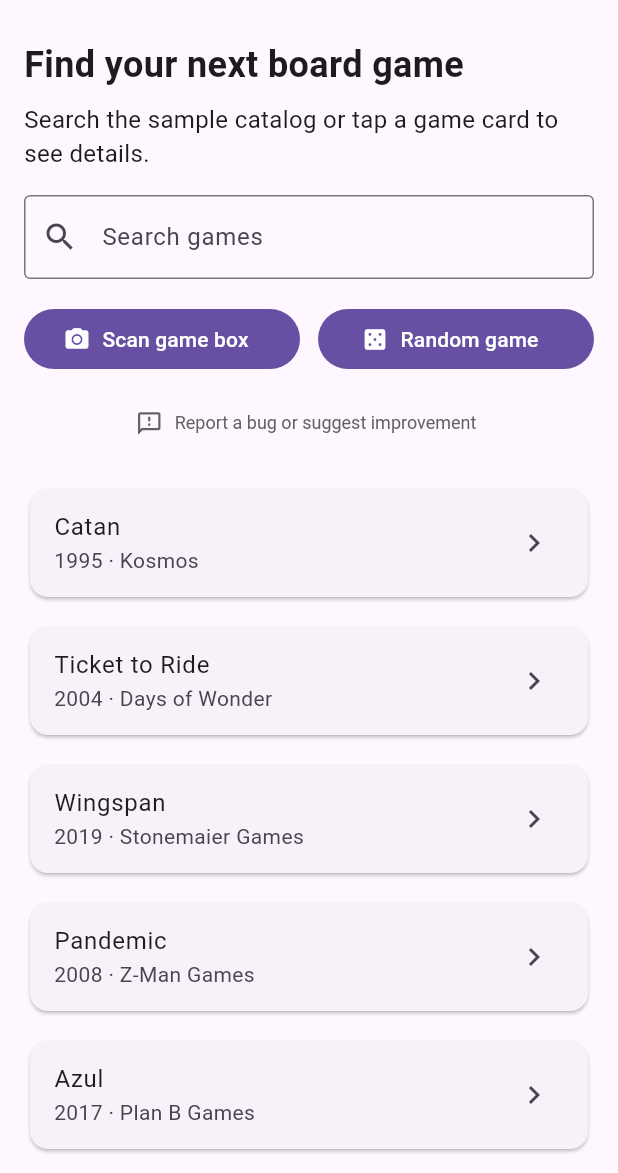
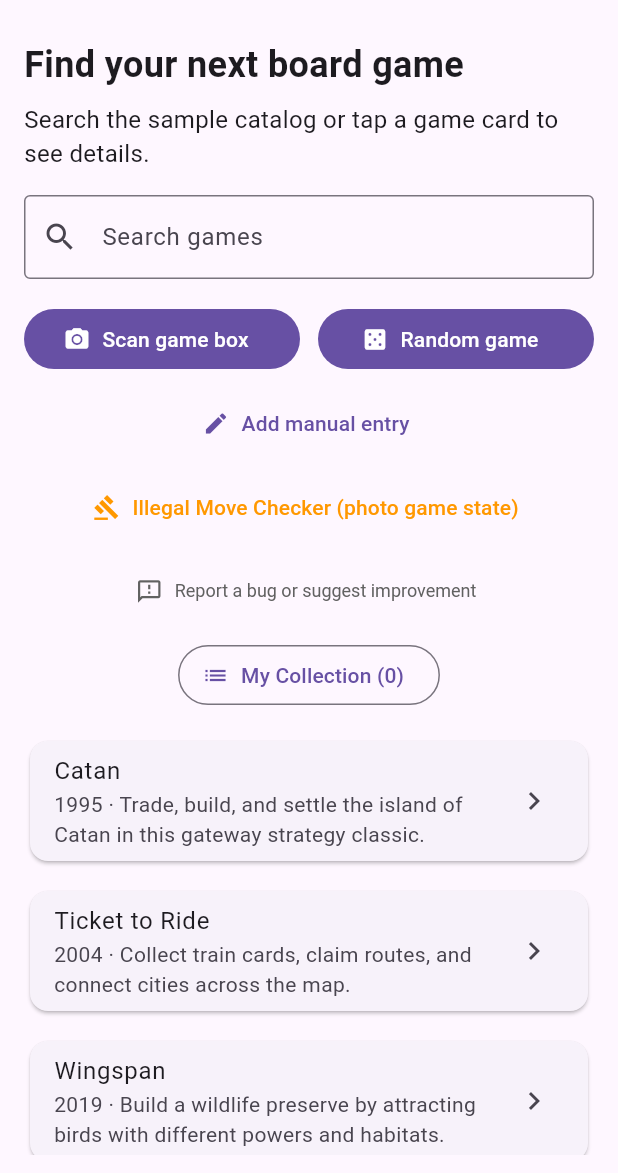
Before and after one commit to Cyberj812/Board-Game-Identification, a Flutter app: the screen it shows after launch, on a phone screen of 412 x 824 dp, the part 63-1236 px from its top. Run offline on Flutter 3.47's test engine with Material 3 defaults, Android fonts, the phone set to English and light mode, and no system bars; our stand-ins replace image_picker.

Commit message:
feat: add digital platforms support, manual entries, my collection, photo collection building, illegal move stub

```diff
--- a/mobile/lib/main.dart
+++ b/mobile/lib/main.dart
@@ -37,20 +37,20 @@
 class _HomePageState extends State<HomePage> {
   String _searchText = '';
   bool _isScanning = false;
+  List<Game> _userCollection = []; // For custom lists and manual entries
 
   final _picker = ImagePicker();
   final _ocr = OcrService();
   final _bgg = BggService();
 
-  List<BoardGame> get _filteredGames {
+  List<Game> get _filteredGames {
     final query = _searchText.toLowerCase();
     if (query.isEmpty) {
       return sampleGames;
     }
     return sampleGames.where((game) {
       return game.name.toLowerCase().contains(query) ||
-          game.publisher.toLowerCase().contains(query) ||
-          game.description.toLowerCase().contains(query);
+          (game.description ?? '').toLowerCase().contains(query);
     }).toList();
   }
 
@@ -94,6 +94,7 @@
       final fullGame = await _bgg.getGameDetails(top.id);
 
       if (fullGame != null && mounted) {
+        _addToCollection(fullGame); // Auto add scanned to collection
         Navigator.push(
           context,
           MaterialPageRoute(
@@ -121,7 +122,7 @@
     Navigator.push(
       context,
       MaterialPageRoute(
-        builder: (_) => _SimpleGameDetail(game: game),
+        builder: (_) => GameDetailPage(game: game),
       ),
     );
   }
@@ -152,6 +153,114 @@
         );
       }
     }
+  }
+
+  void _addToCollection(Game game) {
+    setState(() {
+      if (!_userCollection.any((g) => g.id == game.id)) {
+        _userCollection.add(game);
+      }
+    });
+    ScaffoldMessenger.of(context).showSnackBar(
+      SnackBar(content: Text('${game.name} added to My Collection')),
+    );
+  }
+
+  void _showCollection() {
+    showDialog(
+      context: context,
+      builder: (ctx) => AlertDialog(
+        title: const Text('My Collection'),
+        content: _userCollection.isEmpty
+            ? const Text('No games in collection yet. Scan or add manually!')
+            : SizedBox(
+                width: double.maxFinite,
+                child: ListView.builder(
+                  shrinkWrap: true,
+                  itemCount: _userCollection.length,
+                  itemBuilder: (c, i) {
+                    final g = _userCollection[i];
+                    return ListTile(
+                      title: Text(g.name),
+                      subtitle: Text(g.year),
+                      onTap: () {
+                        Navigator.pop(ctx);
+                        Navigator.push(
+                          context,
+                          MaterialPageRoute(builder: (_) => GameDetailPage(game: g)),
+                        );
+                      },
+                    );
+                  },
+                ),
+              ),
+        actions: [
+          TextButton(onPressed: () => Navigator.pop(ctx), child: const Text('Close')),
+          if (_userCollection.isNotEmpty)
+            TextButton(
+              onPressed: () {
+                setState(() => _userCollection.clear());
+                Navigator.pop(ctx);
+              },
+              child: const Text('Clear'),
+            ),
+        ],
+      ),
+    );
+  }
+
+  void _showManualEntry() {
+    final nameController = TextEditingController();
+    final yearController = TextEditingController();
+    final descController = TextEditingController();
+
+    showDialog(
+      context: context,
+      builder: (ctx) => AlertDialog(
+        title: const Text('Add Manual Entry'),
+        content: Column(
+          mainAxisSize: MainAxisSize.min,
+          children: [
+            TextField(controller: nameController, decoration: const InputDecoration(labelText: 'Game Name')),
+            TextField(controller: yearController, decoration: const InputDecoration(labelText: 'Year')),
+            TextField(controller: descController, decoration: const InputDecoration(labelText: 'Description')),
+          ],
+        ),
+        actions: [
+          TextButton(onPressed: () => Navigator.pop(ctx), child: const Text('Cancel')),
+          FilledButton(
+            onPressed: () {
+              if (nameController.text.isNotEmpty) {
+                final manual = Game(
+                  id: 'manual_${DateTime.now().millisecondsSinceEpoch}',
+                  name: nameController.text,
+                  year: yearController.text,
+                  description: descController.text,
+                );
+                _addToCollection(manual);
+                Navigator.pop(ctx);
+              }
+            },
+            child: const Text('Add'),
+          ),
+        ],
+      ),
+    );
+  }
+
+  void _showIllegalMoveChecker() {
+    showDialog(
+      context: context,
+      builder: (ctx) => AlertDialog(
+        title: const Text('Illegal Move Tracker'),
+        content: const Text(
+          'This feature will let you take a photo of a game board in progress and use computer vision + rules engine to detect illegal moves.\n\nComing in a future release!',
+        ),
+        actions: [
+          TextButton(onPressed: () => Navigator.pop(ctx), child: const Text('OK')),
+        ],
+      ),
+    );
   }
 
   Future<void> _suggestFeature() async {
@@ -259,6 +368,23 @@
               const SizedBox(height: 8),
               Center(
                 child: TextButton.icon(
+                  onPressed: _showManualEntry,
+                  icon: const Icon(Icons.edit),
+                  label: const Text('Add manual entry'),
+                ),
+              ),
+              const SizedBox(height: 8),
+              Center(
+                child: TextButton.icon(
+                  onPressed: _showIllegalMoveChecker,
+                  icon: const Icon(Icons.gavel),
+                  label: const Text('Illegal Move Checker (photo game state)'),
+                  style: TextButton.styleFrom(foregroundColor: Colors.orange),
+                ),
+              ),
+              const SizedBox(height: 8),
+              Center(
+                child: TextButton.icon(
                   onPressed: _openFeedback,
                   icon: const Icon(Icons.feedback_outlined, size: 18),
                   label: const Text('Report a bug or suggest improvement'),
@@ -266,6 +392,14 @@
                     foregroundColor: Colors.grey[700],
                     textStyle: const TextStyle(fontSize: 12),
                   ),
+                ),
+              ),
+              const SizedBox(height: 8),
+              Center(
+                child: OutlinedButton.icon(
+                  onPressed: _showCollection,
+                  icon: const Icon(Icons.list),
+                  label: Text('My Collection (${_userCollection.length})'),
                 ),
               ),
               const SizedBox(height: 16),
@@ -285,11 +419,10 @@
                           return GameCard(
                             game: game,
                             onTap: () {
-                              // Samples use simple detail for demo; scanned use rich
                               Navigator.push(
                                 context,
                                 MaterialPageRoute(
-                                  builder: (_) => _SimpleGameDetail(game: game),
+                                  builder: (_) => GameDetailPage(game: game),
                                 ),
                               );
                             },
@@ -306,7 +439,7 @@
 }
 
 class GameCard extends StatelessWidget {
-  final BoardGame game;
+  final Game game;
   final VoidCallback onTap;
 
   const GameCard({super.key, required this.game, required this.onTap});
@@ -317,7 +450,7 @@
       child: ListTile(
         onTap: onTap,
         title: Text(game.name),
-        subtitle: Text('${game.year} · ${game.publisher}'),
+        subtitle: Text('${game.year} · ${game.description ?? "Board Game"}'),
         trailing: const Icon(Icons.chevron_right),
       ),
     );
@@ -353,6 +486,38 @@
           ),
 
           const SizedBox(height: 24),
+
+          // Add to Collection button
+          ElevatedButton.icon(
+            onPressed: () {
+              // This is called from context of HomePageState? For simplicity, use a global or pass callback.
+              // For demo, show snack. Real impl would use provider.
+              ScaffoldMessenger.of(context).showSnackBar(
+                const SnackBar(content: Text('Added to My Collection (demo)')),
+              );
+            },
+            icon: const Icon(Icons.add),
+            label: const Text('Add to My Collection'),
+          ),
+
+          const SizedBox(height: 16),
+
+          // Digital Play (new feature)
+          if (game.digitalPlatforms.isNotEmpty)
+            _Section(
+              title: 'Digital Play',
+              child: Column(
+                children: game.digitalPlatforms.map((platform) {
+                  return ListTile(
+                    dense: true,
+                    leading: const Icon(Icons.computer),
+                    title: Text(platform.name),
+                    trailing: platform.url != null ? const Icon(Icons.open_in_new) : null,
+                    onTap: platform.url != null ? () => _launch(platform.url!) : null,
+                  );
+                }).toList(),
+              ),
+            ),
 
           // Expansions
           _Section(
@@ -511,76 +676,35 @@
 }
 
 // Simple demo data for browse (limited info)
-const sampleGames = <BoardGame>[
-  BoardGame(
+final sampleGames = <Game>[
+  Game(
+    id: 'sample_catan',
     name: 'Catan',
-    year: 1995,
-    publisher: 'Kosmos',
+    year: '1995',
     description: 'Trade, build, and settle the island of Catan in this gateway strategy classic.',
   ),
-  BoardGame(
+  Game(
+    id: 'sample_ticket',
     name: 'Ticket to Ride',
-    year: 2004,
-    publisher: 'Days of Wonder',
+    year: '2004',
     description: 'Collect train cards, claim routes, and connect cities across the map.',
   ),
-  BoardGame(
+  Game(
+    id: 'sample_wingspan',
     name: 'Wingspan',
-    year: 2019,
-    publisher: 'Stonemaier Games',
+    year: '2019',
     description: 'Build a wildlife preserve by attracting birds with different powers and habitats.',
   ),
-  BoardGame(
+  Game(
+    id: 'sample_pandemic',
     name: 'Pandemic',
-    year: 2008,
-    publisher: 'Z-Man Games',
+    year: '2008',
     description: 'Work together to stop global outbreaks before time runs out.',
   ),
-  BoardGame(
+  Game(
+    id: 'sample_azul',
     name: 'Azul',
-    year: 2017,
-    publisher: 'Plan B Games',
+    year: '2017',
     description: 'Draft tiles and complete patterns to score points in this elegant abstract game.',
   ),
 ];
-
-// For compatibility with sample list (simple version)
-class BoardGame {
-  final String name;
-  final int year;
-  final String publisher;
-  final String description;
-
-  const BoardGame({
-    required this.name,
-    required this.year,
-    required this.publisher,
-    required this.description,
-  });
-}
-
-class _SimpleGameDetail extends StatelessWidget {
-  final BoardGame game;
-
-  const _SimpleGameDetail({super.key, required this.game});
-
-  @override
-  Widget build(BuildContext context) {
-    return Scaffold(
-      appBar: AppBar(title: Text(game.name)),
-      body: Padding(
-        padding: const EdgeInsets.all(16),
-        child: Column(
-          crossAxisAlignment: CrossAxisAlignment.stretch,
-          children: [
-            Text(game.name, style: const TextStyle(fontSize: 26, fontWeight: FontWeight.bold)),
-            const SizedBox(height: 8),
-            Text('${game.publisher} · ${game.year}'),
-            const SizedBox(height: 16),
-            Text(game.description, style: const TextStyle(fontSize: 16)),
-          ],
-        ),
-      ),
-    );
-  }
-}
--- /dev/null
+++ b/mobile/lib/models/game.dart
@@ -0,0 +1,112 @@
+class Game {
+  final String id;
+  final String name;
+  final String year;
+  final int minPlayers;
+  final int maxPlayers;
+  final String playtime;
+  final String minAge;
+  final double? weight;
+  final int? rank;
+  final String? imageUrl;
+  final String? description; // For manual and samples
+  final List<String> categories;
+  final List<String> mechanics;
+  final List<Expansion> expansions;
+  final List<DigitalPlatform> digitalPlatforms; // New: Digital availability
+
+  Game({
+    required this.id,
+    required this.name,
+    this.year = '',
+    this.minPlayers = 0,
+    this.maxPlayers = 0,
+    this.playtime = '',
+    this.minAge = '',
+    this.weight,
+    this.rank,
+    this.imageUrl,
+    this.description,
+    this.categories = const [],
+    this.mechanics = const [],
+    this.expansions = const [],
+    this.digitalPlatforms = const [],
+  });
+
+  String get playerCount {
+    if (minPlayers == 0 && maxPlayers == 0) return '?';
+    if (minPlayers == maxPlayers) return '$minPlayers';
+    return '$minPlayers–$maxPlayers';
+  }
+
+  String get weightString => weight != null ? '${weight!.toStringAsFixed(1)}/5' : '?';
+  String get rankString => rank != null ? '#$rank' : 'Unranked';
+
+  factory Game.fromJson(Map<String, dynamic> json) {
+    return Game(
+      id: json['id'] ?? '',
+      name: json['name'] ?? 'Unknown',
+      year: json['year'] ?? '',
+      minPlayers: json['min_players'] ?? 0,
+      maxPlayers: json['max_players'] ?? 0,
+      playtime: json['playtime'] ?? '',
+      minAge: json['min_age'] ?? '',
+      weight: (json['weight'] as num?)?.toDouble(),
+      rank: json['rank'] as int?,
+      imageUrl: json['image'],
+      description: json['description'],
+      categories: List<String>.from(json['categories'] ?? []),
+      mechanics: List<String>.from(json['mechanics'] ?? []),
+      expansions: (json['expansions'] as List? ?? [])
+          .map((e) => Expansion.fromJson(e))
+          .toList(),
+      digitalPlatforms: (json['digital_platforms'] as List? ?? [])
+          .map((d) => DigitalPlatform.fromJson(d))
+          .toList(),
+    );
+  }
+
+  Map<String, dynamic> toJson() => {
+        'id': id,
+        'name': name,
+        'year': year,
+        'min_players': minPlayers,
+        'max_players': maxPlayers,
+        'playtime': playtime,
+        'min_age': minAge,
+        'weight': weight,
+        'rank': rank,
+        'image': imageUrl,
+        'categories': categories,
+        'mechanics': mechanics,
+        'expansions': expansions.map((e) => e.toJson()).toList(),
+        'digital_platforms': digitalPlatforms.map((d) => d.toJson()).toList(),
+      };
+}
+
+class Expansion {
+  final String id;
+  final String name;
+
+  Expansion({required this.id, required this.name});
+
+  factory Expansion.fromJson(Map<String, dynamic> json) =>
+      Expansion(id: json['id'], name: json['name']);
+
+  Map<String, dynamic> toJson() => {'id': id, 'name': name};
+}
+
+class DigitalPlatform {
+  final String name; // e.g. "Board Game Arena", "Tabletop Simulator", "Steam"
+  final String? url;  // Optional link
+
+  DigitalPlatform({required this.name, this.url});
+
+  factory DigitalPlatform.fromJson(Map<String, dynamic> json) =>
+      DigitalPlatform(name: json['name'], url: json['url']);
+
+  Map<String, dynamic> toJson() => {
+        'name': name,
+        'url': url,
+      };
+}
--- /dev/null
+++ b/mobile/lib/services/bgg_service.dart
@@ -0,0 +1,203 @@
+import 'package:http/http.dart' as http;
+import 'package:xml/xml.dart';
+import '../models/game.dart';
+
+class BggService {
+  static const String _base = 'https://boardgamegeek.com/xmlapi2';
+  final String? token;
+
+  BggService({this.token});
+
+  Map<String, String> get _headers {
+    final h = {
+      'User-Agent': 'BoardGameSnap/1.0 (Flutter App)',
+      'Accept': 'application/xml',
+    };
+    if (token != null && token!.isNotEmpty) {
+      h['Authorization'] = 'Bearer $token';
+    }
+    return h;
+  }
+
+  Future<List<Game>> searchGames(String query, {int limit = 10}) async {
+    if (query.trim().length < 2) return [];
+
+    final uri = Uri.parse('$_base/search?query=${Uri.encodeComponent(query)}&type=boardgame');
+    final resp = await http.get(uri, headers: _headers);
+
+    if (resp.statusCode != 200) {
+      // Fallback to popular if blocked
+      return _popularGames.where((g) => g.name.toLowerCase().contains(query.toLowerCase())).toList();
+    }
+
+    final document = XmlDocument.parse(resp.body);
+    final items = document.findAllElements('item');
+
+    final results = <Game>[];
+    for (final item in items.take(limit)) {
+      final id = item.getAttribute('id') ?? '';
+      final nameEl = item.findElements('name').firstWhere(
+            (e) => e.getAttribute('type') == 'primary' || true,
+            orElse: () => item.findElements('name').first,
+          );
+      final name = nameEl.getAttribute('value') ?? 'Unknown';
+      final yearEl = item.findElements('yearpublished').firstOrNull;
+      final year = yearEl?.getAttribute('value') ?? '';
+
+      results.add(Game(id: id, name: name, year: year));
+    }
+    return results;
+  }
+
+  Future<Game?> getGameDetails(String id) async {
+    // Try static popular data first for speed & reliability
+    final static = _popularGamesMap[id];
+    if (static != null) return static;
+
+    final uri = Uri.parse('$_base/thing?id=$id&stats=1');
+    final resp = await http.get(uri, headers: _headers);
+
+    if (resp.statusCode != 200) {
+      return _popularGamesMap[id];
+    }
+
+    final doc = XmlDocument.parse(resp.body);
+    final item = doc.findAllElements('item').firstOrNull;
+    if (item == null) return null;
+
+    return _parseThing(item, id);
+  }
+
+  Game _parseThing(XmlElement item, String id) {
+    String getValue(String tag) =>
+        item.findElements(tag).firstOrNull?.getAttribute('value') ?? '';
+
+    final primaryName = item
+            .findElements('name')
+            .firstWhere((e) => e.getAttribute('type') == 'primary',
+                orElse: () => item.findElements('name').first)
+            .getAttribute('value') ??
+        '';
+
+    final stats = item.findElements('statistics').firstOrNull?.findElements('ratings').firstOrNull;
+
+    double? weight;
+    int? rank;
+    final weightEl = stats?.findElements('averageweight').firstOrNull;
+    if (weightEl != null) weight = double.tryParse(weightEl.getAttribute('value') ?? '');
+
+    final ranks = stats?.findElements('ranks').firstOrNull?.findElements('rank') ?? [];
+    for (final r in ranks) {
+      if (r.getAttribute('name') == 'boardgame') {
+        final v = r.getAttribute('value');
+        if (v != null && v != 'Not Ranked') rank = int.tryParse(v);
+      }
+    }
+
+    final cats = <String>[];
+    final mechs = <String>[];
+    final exps = <Expansion>[];
+
+    for (final link in item.findElements('link')) {
+      final type = link.getAttribute('type');
+      final val = link.getAttribute('value') ?? '';
+      final inbound = link.getAttribute('inbound') == 'true';
+
+      if (type == 'boardgamecategory') cats.add(val);
+      if (type == 'boardgamemechanic') mechs.add(val);
+      if (type == 'boardgameexpansion' && inbound) {
+        final eid = link.getAttribute('id') ?? '';
+        if (eid.isNotEmpty) exps.add(Expansion(id: eid, name: val));
+      }
+    }
+
+    return Game(
+      id: id,
+      name: primaryName,
+      year: getValue('yearpublished'),
+      minPlayers: int.tryParse(getValue('minplayers')) ?? 0,
+      maxPlayers: int.tryParse(getValue('maxplayers')) ?? 0,
+      playtime: getValue('playingtime'),
+      minAge: getValue('minage'),
+      weight: weight,
+      rank: rank,
+      imageUrl: item.findElements('image').firstOrNull?.innerText,
+      categories: cats,
+      mechanics: mechs,
+      expansions: exps,
+    );
+  }
+
+  // Built-in popular games (works offline / when API is restricted)
+  static final List<Game> _popularGames = [
+    Game(
+      id: '266192',
+      name: 'Wingspan',
+      year: '2019',
+      minPlayers: 1,
+      maxPlayers: 5,
+      playtime: '40-70',
+      weight: 2.4,
+      rank: 38,
+      digitalPlatforms: [
+        DigitalPlatform(name: 'Tabletop Simulator', url: 'https://store.steampowered.com/app/286160/Tabletop_Simulator/'),
+        DigitalPlatform(name: 'Board Game Arena', url: 'https://boardgamearena.com/'),
+      ],
+    ),
+    Game(
+      id: '291457',
+      name: 'Dune: Imperium',
+      year: '2020',
+      minPlayers: 1,
+      maxPlayers: 4,
+      playtime: '60-120',
+      weight: 3.0,
+      rank: 25,
+      digitalPlatforms: [
+        DigitalPlatform(name: 'Tabletop Simulator', url: 'https://store.steampowered.com/app/286160/Tabletop_Simulator/'),
+      ],
+    ),
+    Game(
+      id: '13',
+      name: 'Catan',
+      year: '1995',
+      minPlayers: 3,
+      maxPlayers: 4,
+      playtime: '60-120',
+      weight: 2.3,
+      rank: 400,
+      digitalPlatforms: [
+        DigitalPlatform(name: 'Tabletop Simulator', url: 'https://store.steampowered.com/app/286160/Tabletop_Simulator/'),
+        DigitalPlatform(name: 'Catan Universe (Steam)', url: 'https://store.steampowered.com/app/544730/Catan_Universe/'),
+      ],
+    ),
+    Game(
+      id: '205637',
+      name: 'Ark Nova',
+      year: '2021',
+      minPlayers: 1,
+      maxPlayers: 4,
+      playtime: '90-150',
+      weight: 3.7,
+      rank: 4,
+    ),
+    Game(
+      id: '199792',
+      name: 'Everdell',
+      year: '2018',
+      minPlayers: 1,
+      maxPlayers: 4,
+      playtime: '40-80',
+      weight: 2.8,
+      rank: 55,
+      digitalPlatforms: [
+        DigitalPlatform(name: 'Tabletop Simulator', url: 'https://store.steampowered.com/app/286160/Tabletop_Simulator/'),
+      ],
+    ),
+  ];
+
+  static final Map<String, Game> _popularGamesMap =
+      {for (final g in _popularGames) g.id: g};
+
+  List<Game> getPopularGames() => _popularGames;
+}
```
